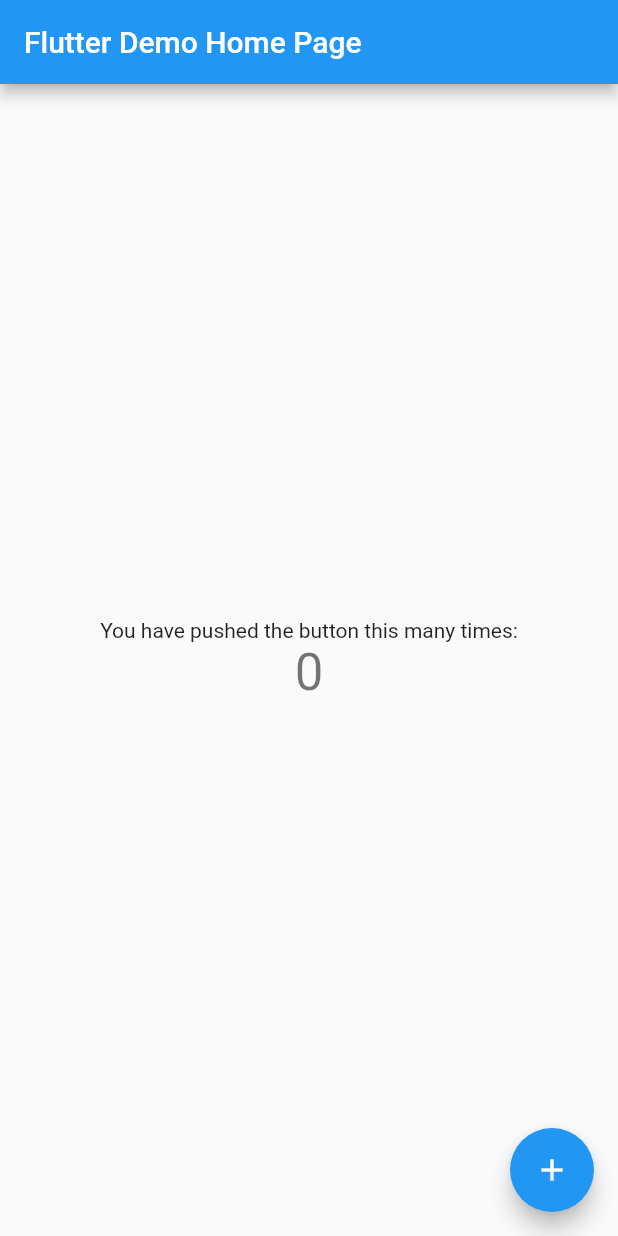
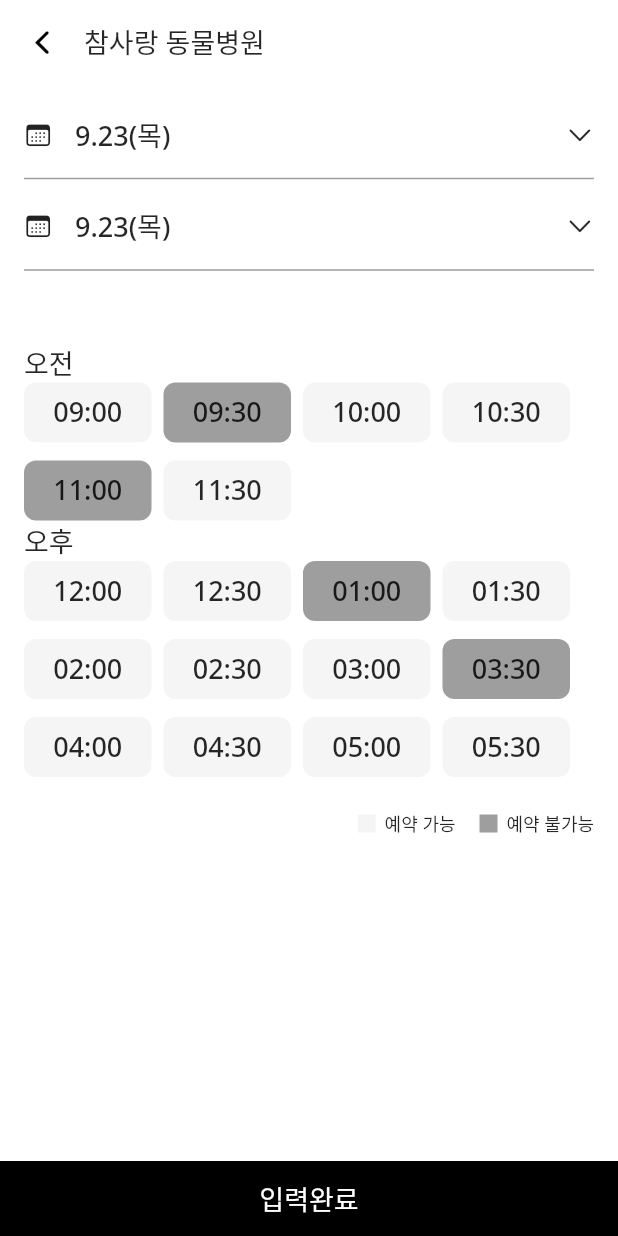
Before and after one commit to mugon-dev/flutter-reservation, a Flutter app: the screen it shows after launch, on a phone screen of 412 x 824 dp. Run offline on Flutter 3.47's test engine with Material 2 defaults, Android fonts, the phone set to English and light mode, and no system bars; our stand-ins replace flutter_datetime_picker, get, google_fonts.

Commit message:
date picker 작업중

```diff
--- /dev/null
+++ b/lib/controller/reservation_controller.dart
@@ -0,0 +1,65 @@
+import 'package:flutter/cupertino.dart';
+import 'package:flutter_datetime_picker/flutter_datetime_picker.dart';
+import 'package:get/get.dart';
+import 'package:mypet_reservation/domain/time.dart';
+import 'package:mypet_reservation/util/enum.dart';
+
+class ReservationController extends GetxController {
+  static ReservationController get to => Get.find();
+  RxBool possible = true.obs;
+  RxBool impossible = false.obs;
+  RxBool pick = false.obs;
+  RxList<Time> sampleAm = <Time>[].obs;
+  RxList<Time> samplePm = <Time>[].obs;
+  RxString date = ''.obs;
+  @override
+  void onInit() {
+    // TODO: implement onInit
+    sampleAm(sampleAM);
+    samplePm(samplePM);
+    super.onInit();
+  }
+
+  void pickItem(int index, TIMETYPE type) {
+    if (!sampleAm[index].possible || !samplePm[index].possible) {
+      Get.defaultDialog(title: '예약불가능', middleText: '예약 불가능한 시간입니다.');
+    }
+    pickValidation(index, type);
+    int count = sampleAm.where((c) => c.pick == true).toList().length +
+        samplePm.where((c) => c.pick == true).toList().length;
+    if (count >= 2) {
+      Get.defaultDialog(title: '중복선택', middleText: '하나만 선택가능합니다.');
+      pickValidation(index, type);
+    }
+  }
+
+  void pickValidation(int index, TIMETYPE type) {
+    if (type == TIMETYPE.AM) {
+      if (sampleAm[index].possible) {
+        sampleAm[index].pick = !(sampleAm[index].pick);
+        sampleAm[index] = Time.clone(sampleAm[index]);
+      }
+    }
+    if (type == TIMETYPE.PM) {
+      if (samplePm[index].possible) {
+        samplePm[index].pick = !(samplePm[index].pick);
+        samplePm[index] = Time.clone(samplePm[index]);
+      }
+    }
+  }
+
+  void today() {}
+
+  void datePicker(BuildContext context) {
+    DatePicker.showDatePicker(context,
+        showTitleActions: true,
+        minTime: DateTime.now().subtract(const Duration(days: 30)),
+        maxTime: DateTime.now().add(const Duration(days: 30)),
+        onChanged: (date) {
+      print('change $date');
+    }, onConfirm: (date) {
+      print('confirm $date');
+      Get.defaultDialog(title: 'test', middleText: '$date');
+    }, currentTime: DateTime.now(), locale: LocaleType.ko);
+  }
+}
--- /dev/null
+++ b/lib/domain/time.dart
@@ -0,0 +1,35 @@
+class Time {
+  final String time;
+  final bool possible;
+  late bool pick;
+
+  Time({required this.time, this.possible = true, this.pick = false});
+  Time.clone(Time cloneTime)
+      : this(
+            time: cloneTime.time,
+            possible: cloneTime.possible,
+            pick: cloneTime.pick);
+}
+
+List<Time> sampleAM = [
+  Time(time: "09:00"),
+  Time(time: "09:30", possible: false),
+  Time(time: "10:00"),
+  Time(time: "10:30"),
+  Time(time: "11:00", possible: false),
+  Time(time: "11:30"),
+];
+List<Time> samplePM = [
+  Time(time: "12:00"),
+  Time(time: "12:30"),
+  Time(time: "01:00", possible: false),
+  Time(time: "01:30"),
+  Time(time: "02:00"),
+  Time(time: "02:30"),
+  Time(time: "03:00"),
+  Time(time: "03:30", possible: false),
+  Time(time: "04:00"),
+  Time(time: "04:30"),
+  Time(time: "05:00"),
+  Time(time: "05:30"),
+];
--- a/lib/main.dart
+++ b/lib/main.dart
@@ -1,4 +1,7 @@
 import 'package:flutter/material.dart';
+import 'package:get/get.dart';
+import 'package:mypet_reservation/controller/reservation_controller.dart';
+import 'package:mypet_reservation/view/home_page.dart';
 
 void main() {
   runApp(const MyApp());
@@ -7,109 +10,16 @@ void main() {
 class MyApp extends StatelessWidget {
   const MyApp({Key? key}) : super(key: key);
 
-  // This widget is the root of your application.
   @override
   Widget build(BuildContext context) {
-    return MaterialApp(
-      title: 'Flutter Demo',
+    return GetMaterialApp(
       theme: ThemeData(
-        // This is the theme of your application.
-        //
-        // Try running your application with "flutter run". You'll see the
-        // application has a blue toolbar. Then, without quitting the app, try
-        // changing the primarySwatch below to Colors.green and then invoke
-        // "hot reload" (press "r" in the console where you ran "flutter run",
-        // or simply save your changes to "hot reload" in a Flutter IDE).
-        // Notice that the counter didn't reset back to zero; the application
-        // is not restarted.
-        primarySwatch: Colors.blue,
+        scaffoldBackgroundColor: Colors.white,
       ),
-      home: const MyHomePage(title: 'Flutter Demo Home Page'),
+      initialBinding: BindingsBuilder(() {
+        Get.put(ReservationController());
+      }),
+      home: const HomePage(),
     );
   }
 }
-
-class MyHomePage extends StatefulWidget {
-  const MyHomePage({Key? key, required this.title}) : super(key: key);
-
-  // This widget is the home page of your application. It is stateful, meaning
-  // that it has a State object (defined below) that contains fields that affect
-  // how it looks.
-
-  // This class is the configuration for the state. It holds the values (in this
-  // case the title) provided by the parent (in this case the App widget) and
-  // used by the build method of the State. Fields in a Widget subclass are
-  // always marked "final".
-
-  final String title;
-
-  @override
-  State<MyHomePage> createState() => _MyHomePageState();
-}
-
-class _MyHomePageState extends State<MyHomePage> {
-  int _counter = 0;
-
-  void _incrementCounter() {
-    setState(() {
-      // This call to setState tells the Flutter framework that something has
-      // changed in this State, which causes it to rerun the build method below
-      // so that the display can reflect the updated values. If we changed
-      // _counter without calling setState(), then the build method would not be
-      // called again, and so nothing would appear to happen.
-      _counter++;
-    });
-  }
-
-  @override
-  Widget build(BuildContext context) {
-    // This method is rerun every time setState is called, for instance as done
-    // by the _incrementCounter method above.
-    //
-    // The Flutter framework has been optimized to make rerunning build methods
-    // fast, so that you can just rebuild anything that needs updating rather
-    // than having to individually change instances of widgets.
-    return Scaffold(
-      appBar: AppBar(
-        // Here we take the value from the MyHomePage object that was created by
-        // the App.build method, and use it to set our appbar title.
-        title: Text(widget.title),
-      ),
-      body: Center(
-        // Center is a layout widget. It takes a single child and positions it
-        // in the middle of the parent.
-        child: Column(
-          // Column is also a layout widget. It takes a list of children and
-          // arranges them vertically. By default, it sizes itself to fit its
-          // children horizontally, and tries to be as tall as its parent.
-          //
-          // Invoke "debug painting" (press "p" in the console, choose the
-          // "Toggle Debug Paint" action from the Flutter Inspector in Android
-          // Studio, or the "Toggle Debug Paint" command in Visual Studio Code)
-          // to see the wireframe for each widget.
-          //
-          // Column has various properties to control how it sizes itself and
-          // how it positions its children. Here we use mainAxisAlignment to
-          // center the children vertically; the main axis here is the vertical
-          // axis because Columns are vertical (the cross axis would be
-          // horizontal).
-          mainAxisAlignment: MainAxisAlignment.center,
-          children: <Widget>[
-            const Text(
-              'You have pushed the button this many times:',
-            ),
-            Text(
-              '$_counter',
-              style: Theme.of(context).textTheme.headline4,
-            ),
-          ],
-        ),
-      ),
-      floatingActionButton: FloatingActionButton(
-        onPressed: _incrementCounter,
-        tooltip: 'Increment',
-        child: const Icon(Icons.add),
-      ), // This trailing comma makes auto-formatting nicer for build methods.
-    );
-  }
-}
--- /dev/null
+++ b/lib/util/enum.dart
@@ -0,0 +1 @@
+enum TIMETYPE { AM, PM }
--- /dev/null
+++ b/lib/util/extension.dart
@@ -0,0 +1,15 @@
+extension StringExtension on String {
+  String? weekendTr() {
+    return weekType[this];
+  }
+}
+
+Map<String, String> weekType = {
+  'Monday': '월',
+  'Tuesday': '화',
+  'Wednesday': '수',
+  'Thursday': '목',
+  'Friday': '금',
+  'Saturday': '토',
+  'Sunday': '일',
+};
--- /dev/null
+++ b/lib/util/text_theme.dart
@@ -0,0 +1,12 @@
+import 'package:flutter/cupertino.dart';
+import 'package:flutter/material.dart';
+import 'package:google_fonts/google_fonts.dart';
+
+TextStyle textStyle(
+    {Color color = Colors.black, double opacity = 0.85, double size = 18}) {
+  return GoogleFonts.notoSans(
+    color: color.withOpacity(opacity),
+    fontWeight: FontWeight.w500,
+    fontSize: size,
+  );
+}
--- /dev/null
+++ b/lib/view/components/time_box.dart
@@ -0,0 +1,97 @@
+import 'package:flutter/material.dart';
+import 'package:get/get.dart';
+import 'package:mypet_reservation/controller/reservation_controller.dart';
+import 'package:mypet_reservation/domain/time.dart';
+import 'package:mypet_reservation/util/enum.dart';
+import 'package:mypet_reservation/util/text_theme.dart';
+
+class TimeBox extends StatelessWidget {
+  ReservationController reservationController = Get.find();
+  TimeBox({Key? key}) : super(key: key);
+  @override
+  Widget build(BuildContext context) {
+    return Column(
+      crossAxisAlignment: CrossAxisAlignment.start,
+      children: [
+        Text('오전', style: textStyle()),
+        Wrap(
+          spacing: 8,
+          runSpacing: 12,
+          children: List.generate(reservationController.sampleAm.length,
+              (index) => _timeBoxItem(index, TIMETYPE.AM)),
+        ),
+        Text('오후', style: textStyle()),
+        Wrap(
+          spacing: 8,
+          runSpacing: 12,
+          children: List.generate(reservationController.samplePm.length,
+              (index) => _timeBoxItem(index, TIMETYPE.PM)),
+        ),
+        const SizedBox(height: 22),
+        Row(
+          mainAxisAlignment: MainAxisAlignment.end,
+          children: [
+            Row(
+              children: [
+                Container(
+                  width: 12,
+                  height: 12,
+                  color: Colors.grey.shade100,
+                ),
+                const SizedBox(width: 6),
+                Text('예약 가능', style: textStyle(size: 12.0)),
+              ],
+            ),
+            const SizedBox(width: 16),
+            Row(
+              children: [
+                Container(
+                  width: 12,
+                  height: 12,
+                  color: Colors.grey.shade500,
+                ),
+                const SizedBox(width: 6),
+                Text('예약 불가능', style: textStyle(size: 12.0)),
+              ],
+            ),
+          ],
+        ),
+      ],
+    );
+  }
+
+  Widget _timeBoxItem(
+    int index,
+    TIMETYPE type,
+  ) {
+    RxList<Time> sample;
+    if (type == TIMETYPE.AM) {
+      sample = reservationController.sampleAm;
+    } else {
+      sample = reservationController.samplePm;
+    }
+    return Obx(() => GestureDetector(
+          onTap: () {
+            // index를 받아 PICK의 현재 BOOL값을 역으로 바꿈
+            reservationController.pickItem(index, type);
+          },
+          child: Container(
+            alignment: Alignment.center,
+            width: 85,
+            height: 40,
+            decoration: BoxDecoration(
+              color: sample[index].possible
+                  ? sample[index].pick
+                      ? Colors.black
+                      : Colors.grey.shade100
+                  : Colors.grey.shade500,
+              borderRadius: BorderRadius.circular(8),
+            ),
+            child: Text(sample[index].time,
+                style: sample[index].pick
+                    ? textStyle(color: Colors.white)
+                    : textStyle()),
+          ),
+        ));
+  }
+}
--- /dev/null
+++ b/lib/view/home_page.dart
@@ -0,0 +1,126 @@
+import 'package:flutter/cupertino.dart';
+import 'package:flutter/material.dart';
+import 'package:get/get.dart';
+import 'package:mypet_reservation/controller/reservation_controller.dart';
+import 'package:mypet_reservation/util/text_theme.dart';
+
+import 'components/time_box.dart';
+
+class HomePage extends StatelessWidget {
+  const HomePage({Key? key}) : super(key: key);
+  @override
+  Widget build(BuildContext context) {
+    return Scaffold(
+      appBar: AppBar(
+        title: Row(
+          children: [
+            const Icon(
+              CupertinoIcons.chevron_back,
+              size: 24,
+              color: Colors.black,
+            ),
+            const SizedBox(
+              width: 16,
+            ),
+            Text(
+              '참사랑 동물병원',
+              style: textStyle(),
+            ),
+          ],
+        ),
+        elevation: 0.0,
+        backgroundColor: Colors.transparent,
+        bottom: const PreferredSize(
+            child: SizedBox(), preferredSize: Size.fromHeight(10)),
+      ),
+      body: Column(
+        mainAxisAlignment: MainAxisAlignment.spaceBetween,
+        children: [
+          SingleChildScrollView(
+            padding: const EdgeInsets.symmetric(horizontal: 16),
+            child: Column(
+              children: [
+                Column(
+                  crossAxisAlignment: CrossAxisAlignment.start,
+                  children: [
+                    _datePick(
+                      const Icon(
+                        CupertinoIcons.calendar,
+                        size: 19,
+                      ),
+                      context,
+                    ),
+                    _divider(),
+                    _datePick(
+                      const Icon(
+                        CupertinoIcons.calendar,
+                        size: 19,
+                      ),
+                      context,
+                    ),
+                    _divider(),
+                    const SizedBox(height: 40),
+                    TimeBox(),
+                  ],
+                ),
+              ],
+            ),
+          ),
+          _bottomButton(),
+        ],
+      ),
+    );
+  }
+
+  Widget _bottomButton() {
+    return TextButton(
+      style: TextButton.styleFrom(
+        backgroundColor: Colors.black,
+        textStyle: const TextStyle(fontSize: 20),
+        minimumSize: const Size(double.infinity, 50),
+        shape: const RoundedRectangleBorder(borderRadius: BorderRadius.zero),
+      ),
+      onPressed: () {},
+      child: Text(
+        '입력완료',
+        style: textStyle(color: Colors.white, opacity: 1),
+      ),
+    );
+  }
+
+  Widget _divider() {
+    return const Divider(
+      thickness: 1.0,
+      color: Colors.grey,
+    );
+  }
+
+  Widget _datePick(Icon icon, BuildContext context) {
+    ReservationController reservationController = Get.find();
+    return Padding(
+      padding: const EdgeInsets.only(top: 10.0, bottom: 8.0),
+      child: Row(
+        mainAxisAlignment: MainAxisAlignment.spaceBetween,
+        children: [
+          Row(
+            mainAxisAlignment: MainAxisAlignment.start,
+            children: [
+              icon,
+              const SizedBox(width: 15),
+              Text('9.23(목)', style: textStyle()),
+            ],
+          ),
+          GestureDetector(
+            onTap: () {
+              reservationController.datePicker(context);
+            },
+            child: const Icon(
+              CupertinoIcons.chevron_down,
+              size: 19,
+            ),
+          ),
+        ],
+      ),
+    );
+  }
+}
--- a/pubspec.yaml
+++ b/pubspec.yaml
@@ -35,6 +35,9 @@ dependencies:
   # Use with the CupertinoIcons class for iOS style icons.
   cupertino_icons: ^1.0.2
   get: ^4.3.8
+  google_fonts: ^2.1.0
+  flutter_datetime_picker: ^1.5.1
+  intl: ^0.17.0
 
 dev_dependencies:
   flutter_test:
```
Also changed, not shown: pubspec.lock, 1 other file.
